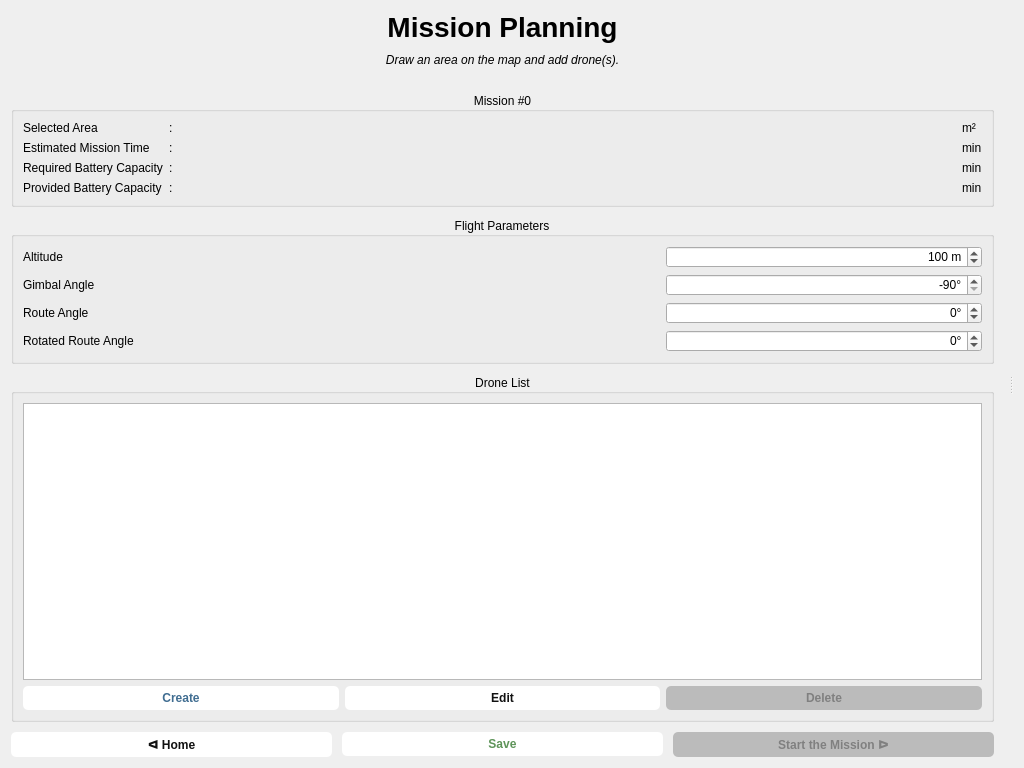
Qt form UI/Preflight2/pre2_design.ui (cmpe-DroneLab/GeoFly3D) before a commit.
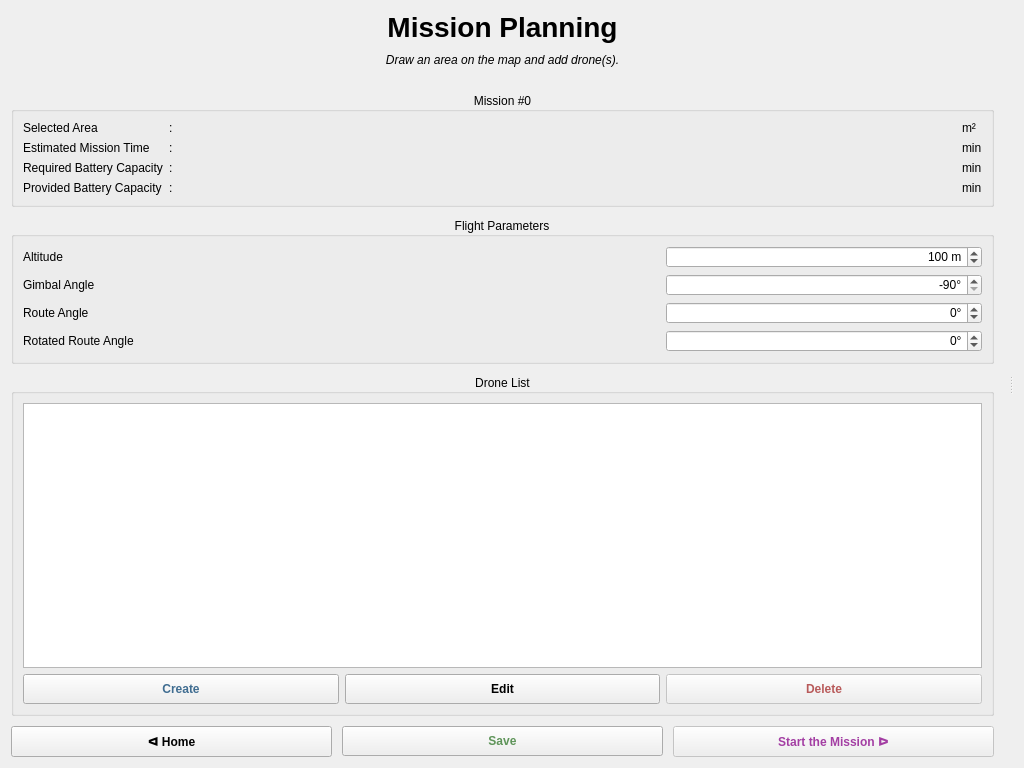
The same form after that commit.

Commit message: Changed button design

The edit to the form file:
```diff
--- a/UI/Preflight2/pre2_design.ui
+++ b/UI/Preflight2/pre2_design.ui
@@ -14,40 +14,11 @@
    <string>Form</string>
   </property>
   <property name="styleSheet">
-   <string notr="true">QPushButton {
-    color: #111111;
-    background-color: #ffffff;
-    padding: 5px 10px;
-    font-weight: 500;
-    border-radius: 5px;
-    border: 0px;
-}
-
-QPushButton:focus { border: 1px solid darkgrey; }
-QPushButton:hover { background-color: #bebebe; }
-QPushButton:pressed { color: white; background-color: #5c5c5c; }
-QPushButton:disabled { color: grey; background-color: #bbbbbb; }
-
+   <string notr="true">QPushButton { padding: 7px 10px; font-weight: 500; }
 #btn_save { color: #5e9459; }
-#btn_save:hover { background-color: #d3e6d1;}
-#btn_save:pressed { color: white; background-color: #71946d; }
-#btn_save:disabled { color: grey; background-color: #bbbbbb; }
-
 #btn_delete_drone { color: #b85a5a; }
-#btn_delete_drone:hover { background-color: #f5c9c9; }
-#btn_delete_drone:pressed { color: white; background-color: #b85656; }
-#btn_delete_drone:disabled { color: grey; background-color: #bbbbbb; }
-
 #btn_add_drone { color: #406d91; }
-#btn_add_drone:hover { background-color: #bcd4e8; }
-#btn_add_drone:pressed { color: white; background-color: #5785ad; }
-#btn_add_drone:disabled { color: grey; background-color: #bbbbbb; }
-
-#btn_start { color: #a33ea3; }
-#btn_start:hover { background-color: #f7c3f7; }
-#btn_start:pressed { color: white; background-color: #a33ea3; }
-#btn_start:disabled { color: grey; background-color: #bbbbbb; }
-</string>
+#btn_start { color: #a33ea3; }</string>
   </property>
   <layout class="QHBoxLayout" name="horizontalLayout">
    <item>
```
The commit also changes 9 other files.
